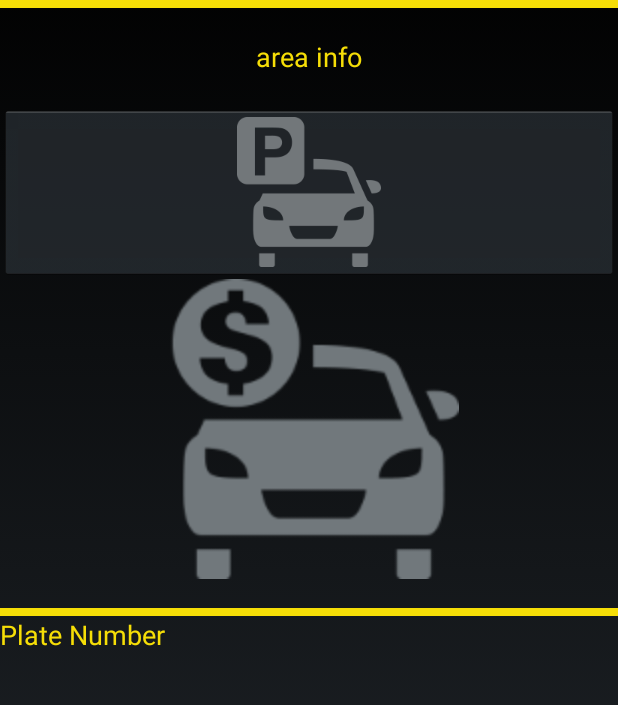
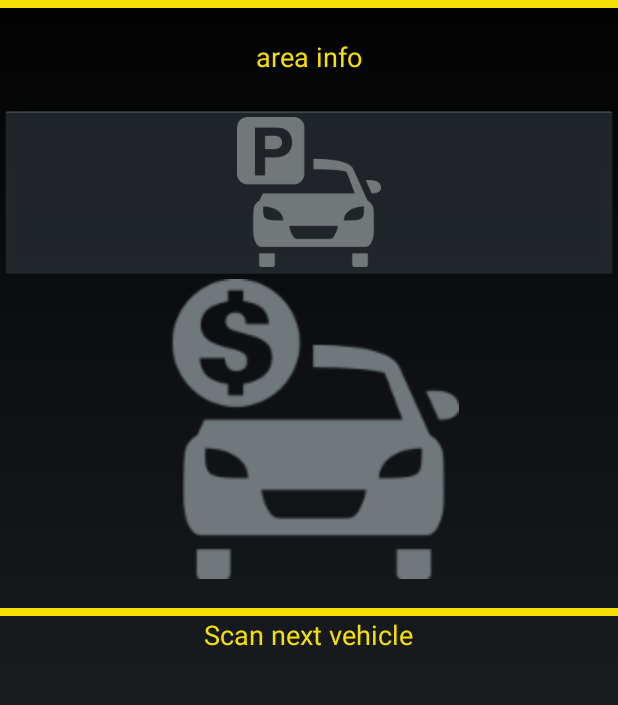
Before and after one commit to amalm/tibano, an Android app: the screen it shows after launch (MainActivity), on a phone screen of 412 x 824 dp, the part 60-765 px from its top. Run offline under Robolectric (Android 15) with nearby library versions, the phone set to English and light mode, and no system bars.

Commit message:
plate number text view

```diff
--- a/mobile/app/src/main/res/layout/activity_main.xml
+++ b/mobile/app/src/main/res/layout/activity_main.xml
@@ -75,15 +75,12 @@
         android:background="@color/skidataYellow">
     </FrameLayout>
 
-    <TableLayout
-        android:layout_width="match_parent"
-        android:layout_height="wrap_content" >
-
-        <TableRow
-            android:id="@+id/tableRow1"
+    <LinearLayout
+        android:orientation="horizontal"
         android:layout_width="wrap_content"
         android:layout_height="wrap_content"
-            android:layout_gravity="center_horizontal|center">
+        android:layout_gravity="center_horizontal|center"
+        >
 
         <TextView
             android:id="@+id/tvPlateNumber"
@@ -102,10 +99,8 @@
             android:textAppearance="?android:attr/textAppearanceMedium"
             android:layout_gravity="center_vertical" />
 
-        </TableRow>
 
-    </TableLayout>
-
+    </LinearLayout>
 
 
     <LinearLayout
@@ -119,6 +114,8 @@
             android:layout_height="match_parent"
             android:id="@+id/imageView"
             />
+
+
     </LinearLayout>
 
 </LinearLayout>
--- a/mobile/app/src/main/res/values/strings.xml
+++ b/mobile/app/src/main/res/values/strings.xml
@@ -4,7 +4,7 @@
     <string name="app_name">Tibano Sheriff.Logic</string>
     <string name="action_settings">Settings</string>
     <string name="cancelBtnTxt">Cancel</string>
-    <string name="plate_label">Plate Number</string>
+    <string name="plate_label">Scan next vehicle</string>
     <string name="processingTime_label">Time taken</string>
     <string name="save_btn_label">Save</string>
     <string name="take_picture_btn_label">Take License Plate Picture</string>
```
Lines whose indentation alone changed are shown as unchanged.
